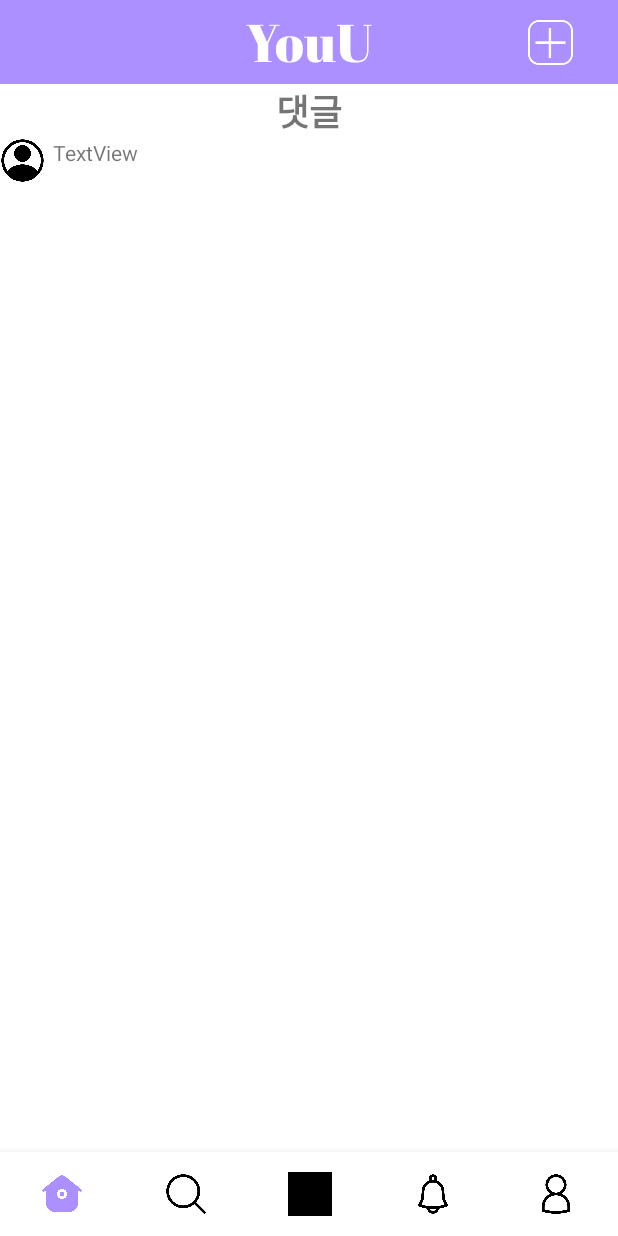
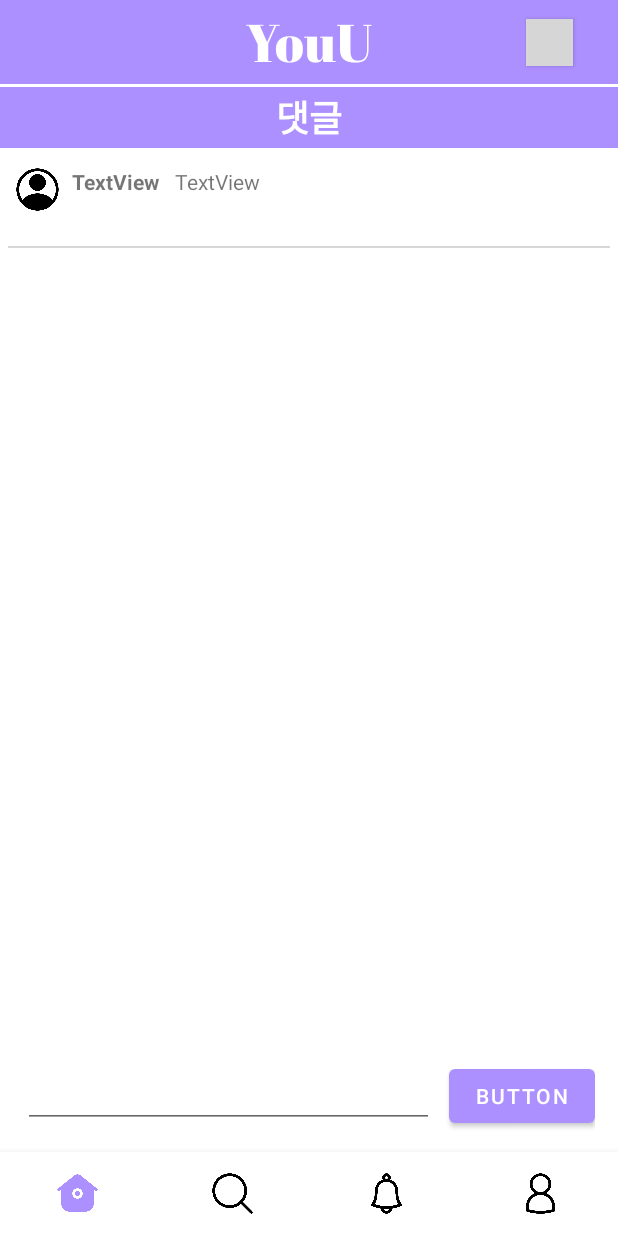
Before and after one commit to kyum-q/UU_Android, an Android app: the CommendFragment screen opened through its navigation route, on a phone screen of 412 x 824 dp. Run offline under Robolectric (Android 15) with nearby library versions, the phone set to English and light mode, and no system bars; our stand-ins replace Firebase (no records; nobody signed in at launch, a user with empty details on screens opened directly), navigation-ui; 2 statements that could not run were skipped; grey boxes are pictures that could not be loaded.

Commit message:
comment & like update

```diff
--- a/app/src/main/AndroidManifest.xml
+++ b/app/src/main/AndroidManifest.xml
@@ -38,7 +38,7 @@
         </activity>
         <activity
             android:name=".MainActivity"
-            android:exported="false">
+            android:exported="true">
 
             <intent-filter>
                 <action android:name="android.intent.action.MAIN" />
--- a/app/src/main/java/com/example/android_sns_project/CommendFragment.kt
+++ b/app/src/main/java/com/example/android_sns_project/CommendFragment.kt
@@ -1,20 +1,55 @@
 package com.example.android_sns_project
 
 import android.os.Bundle
-import androidx.fragment.app.Fragment
 import android.view.LayoutInflater
 import android.view.View
 import android.view.ViewGroup
+import androidx.fragment.app.Fragment
 import com.example.android_sns_project.databinding.FragmentCommendBinding
-import com.example.android_sns_project.databinding.FragmentHomeBinding
+import com.google.firebase.firestore.ktx.firestore
+import com.google.firebase.ktx.Firebase
 
 class CommendFragment : Fragment() {
     private var binding: FragmentCommendBinding? = null
+    val db = Firebase.firestore
+    private var userID: String = "jeungsic"
+
+    lateinit var customLayout: View
 
     override fun onCreateView( inflater: LayoutInflater, container: ViewGroup?,
         savedInstanceState: Bundle?): View? {
 
         binding = FragmentCommendBinding.inflate(inflater, container, false)
+        val ID = arguments?.getString("id").toString()
+
+        // 해당 레퍼런스 가져오기
+        val md = db.collection("content").document(ID)
+
+        md.get().addOnSuccessListener {
+            binding?.userId?.setText(it["userId"].toString())
+            binding?.explain?.setText(it["explain"].toString())
+
+            var comments: ArrayList<String> = ArrayList()
+
+            val commendMd = md.collection("comments")
+            commendMd.get().addOnSuccessListener {
+                for (d in it) {
+                    var comment: HomeComment = HomeComment(context, d["comment_id"].toString(), d["comment"].toString())
+                    //LienarLayout에 커스텀 레이아웃 추가
+                    binding?.commentsLayout?.addView(comment.getLayout())
+                }
+            }
+        }
+
+        binding?.commentAddButton?.setOnClickListener {
+            var comment: HomeComment = HomeComment(context, userID,
+                binding?.editText?.text.toString())
+            binding?.commentsLayout?.addView(comment.getLayout())
+            binding?.editText?.setText(" ")
+        }
+
+
         return binding?.root
+
     }
 }
--- a/app/src/main/java/com/example/android_sns_project/PostingActivity.kt
+++ b/app/src/main/java/com/example/android_sns_project/PostingActivity.kt
@@ -37,6 +37,7 @@ class PostingActivity : AppCompatActivity() {
         const val REQUEST_CODE = 1
         const val UPLOAD_FOLDER = "upload_images/"
     }
+    @RequiresApi(Build.VERSION_CODES.M)
     override fun onCreate(savedInstanceState: Bundle?) {
         super.onCreate(savedInstanceState)
 
@@ -102,6 +103,8 @@ class PostingActivity : AppCompatActivity() {
                 content.explain = binding.uploadEdit.text.toString()
                 //time
                 content.time = System.currentTimeMillis()
+                // imagePath
+                content.imagePath = "upload_image/"+fileName
 
                 //fireBase-firesotre에 저장
                 db?.collection("content")?.document()?.set(content)
--- a/app/src/main/java/com/example/android_sns_project/UserFragment.kt
+++ b/app/src/main/java/com/example/android_sns_project/UserFragment.kt
@@ -37,7 +37,6 @@ class UserFragment : Fragment() {
     ): View? {
         // Inflate the layout for this fragment
         binding = FragmentUserBinding.inflate(inflater, container, false)
-        // Inflate the layout for this fragment
 
         // recyclerview setup
         binding!!.recyclerView.layoutManager = GridLayoutManager(activity, 3)
@@ -58,8 +57,7 @@ class UserFragment : Fragment() {
         itemsCollectionRef.get().addOnSuccessListener {
            // var items = mutableListOf<Item>()
             for (doc in it) {
-                val token = doc["imagePath"].toString().split("gs://android-sns-youu.appspot.com/")
-                val ref = rootRef.child(token[1])
+                val ref = rootRef.child( doc["imagePath"].toString())
 
                 ref.getBytes(Long.MAX_VALUE).addOnCompleteListener {
                     if (it.isSuccessful) {
--- a/app/src/main/res/drawable/like_click_image.xml
+++ /dev/null
@@ -1,5 +0,0 @@
-<?xml version="1.0" encoding="utf-8"?>
-<selector xmlns:android="http://schemas.android.com/apk/res/android">
-        <item android:drawable="@drawable/heart_icon" android:state_checked="false" />
-        <item android:drawable="@drawable/heart_click_icon" android:state_checked="true" />
-</selector>
--- a/app/src/main/res/layout/activity_main.xml
+++ b/app/src/main/res/layout/activity_main.xml
@@ -36,12 +36,11 @@
 
     <androidx.appcompat.widget.AppCompatButton
         android:id="@+id/postingButton"
-        android:layout_width="30dp"
-        android:layout_height="30dp"
-        android:layout_marginTop="8dp"
+        android:layout_width="31dp"
+        android:layout_height="31dp"
         android:layout_marginEnd="30dp"
-        android:layout_marginBottom="8dp"
-        android:background="@drawable/postimg"
+        android:background="@drawable/posting_icon"
+        android:backgroundTint="#FFFFFF"
         android:textColor="#FFFFFF"
         android:textSize="34sp"
         app:layout_constraintBottom_toBottomOf="@+id/toolbar"
@@ -62,7 +61,7 @@
         android:id="@+id/bottomNavigationView"
         android:layout_width="match_parent"
         android:layout_height="0dp"
-        app:itemIconSize="29dp"
+        app:itemIconSize="30dp"
         app:itemIconTint="@drawable/menu_select_color"
         app:labelVisibilityMode="unlabeled"
         app:layout_constraintBottom_toBottomOf="parent"
--- a/app/src/main/res/layout/fragment_commend.xml
+++ b/app/src/main/res/layout/fragment_commend.xml
@@ -3,47 +3,114 @@
     xmlns:app="http://schemas.android.com/apk/res-auto"
     xmlns:tools="http://schemas.android.com/tools"
     android:layout_width="match_parent"
-    android:layout_height="wrap_content"
+    android:layout_height="match_parent"
     android:orientation="vertical"
     tools:context=".CommendFragment">
+
 
     <TextView
         android:layout_width="match_parent"
         android:layout_height="wrap_content"
+        android:layout_marginTop="2dp"
+        android:layout_marginBottom="2dp"
+        android:layout_weight="0.2"
+        android:background="@color/main_color"
+        android:foregroundTint="@color/white"
         android:gravity="center"
         android:text="댓글"
+        android:textColor="@color/white"
         android:textSize="24sp"
-        android:textStyle="bold" />
-
-    <ScrollView
-        android:layout_width="match_parent"
-        android:layout_height="wrap_content">
+        android:textStyle="bold"
+        tools:ignore="TextContrastCheck" />
 
     <LinearLayout
         android:layout_width="match_parent"
         android:layout_height="wrap_content"
-            android:orientation="vertical" >
-
-            <LinearLayout
-                android:layout_width="match_parent"
-                android:layout_height="match_parent"
+        android:layout_marginTop="5dp"
+        android:layout_marginEnd="5dp"
+        android:layout_weight="0.5"
+        android:divider="@color/grey_text"
         android:orientation="horizontal">
 
         <ImageView
             android:id="@+id/imageView"
             android:layout_width="30dp"
             android:layout_height="30dp"
+            android:layout_marginStart="10dp"
+            android:layout_marginTop="5dp"
             android:src="@drawable/account" />
 
         <TextView
-                    android:id="@+id/textView2"
-                    android:layout_width="match_parent"
+            android:id="@+id/userId"
+            android:layout_width="wrap_content"
             android:layout_height="match_parent"
-                    android:layout_marginStart="5dp"
-                    android:layout_marginEnd="5dp"
+            android:layout_marginStart="8dp"
+            android:layout_marginTop="5dp"
+            android:layout_marginBottom="0dp"
+            android:text="TextView"
+            android:textStyle="bold" />
+
+        <TextView
+            android:id="@+id/explain"
+            android:layout_width="wrap_content"
+            android:layout_height="match_parent"
+            android:layout_marginStart="10dp"
+            android:layout_marginTop="5dp"
+            android:layout_weight="1"
             android:text="TextView" />
 
     </LinearLayout>
+
+    <View
+        android:layout_width="match_parent"
+        android:layout_height="1dp"
+        android:layout_marginStart="5dp"
+        android:layout_marginTop="10dp"
+        android:layout_marginEnd="5dp"
+        android:layout_marginBottom="5dp"
+        android:background="@color/division_line" />
+
+    <ScrollView
+        android:id="@+id/scrollLayout2"
+        android:layout_width="match_parent"
+        android:layout_height="wrap_content"
+        android:layout_weight="20"
+        tools:ignore="SpeakableTextPresentCheck">
+
+        <LinearLayout
+            android:id="@+id/commentsLayout"
+            android:layout_width="match_parent"
+            android:layout_height="wrap_content"
+            android:orientation="vertical" />
+    </ScrollView>
+
+    <LinearLayout
+        android:layout_width="match_parent"
+        android:layout_height="wrap_content"
+        android:layout_marginStart="15dp"
+        android:layout_marginTop="5dp"
+        android:layout_marginEnd="15dp"
+        android:layout_weight="0.5"
+        android:orientation="horizontal">
+
+        <EditText
+            android:id="@+id/editText"
+            android:layout_width="wrap_content"
+            android:layout_height="wrap_content"
+            android:layout_weight="10"
+            android:ems="10"
+            android:inputType="textPersonName"
+            tools:ignore="TouchTargetSizeCheck" />
+
+        <Button
+            android:id="@+id/commentAddButton"
+            android:layout_width="wrap_content"
+            android:layout_height="wrap_content"
+            android:layout_marginStart="10dp"
+            android:layout_weight="0.5"
+            android:text="Button" />
     </LinearLayout>
-    </ScrollView>
+
+
+
 </LinearLayout>
--- a/app/src/main/res/menu/menu.xml
+++ b/app/src/main/res/menu/menu.xml
@@ -10,10 +10,10 @@
         android:id="@+id/searchFragment"
         android:icon="@drawable/search_icon"
         android:title="@string/search" />
-    <item
-        android:id="@+id/postingActivity"
-        android:icon="@drawable/posting_select_image"
-        android:title="posting" />
+<!--    <item-->
+<!--        android:id="@+id/postingActivity"-->
+<!--        android:icon="@drawable/posting_select_image"-->
+<!--        android:title="posting" />-->
     <item
         android:id="@+id/notificationFragment"
         android:icon="@drawable/notification_select_image"
--- a/app/src/main/res/values/colors.xml
+++ b/app/src/main/res/values/colors.xml
@@ -13,5 +13,5 @@
     <color name="google_color">#EA4335</color>
     <color name="error_color">#FF0000</color>
     <color name="grey_text">#737373</color>
-
+    <color name="division_line">#ADC5C5C5</color>
 </resources>
```
Also changed, not shown: app/src/main/java/com/example/android_sns_project/HomeComment.kt (added, +42 -0 lines), app/src/main/java/com/example/android_sns_project/HomeContent.kt (+77 -21 lines), app/src/main/java/com/example/android_sns_project/HomeFragment.kt (+13 -5 lines), app/src/main/java/com/example/android_sns_project/data/Content.kt (+6 -3 lines), app/src/main/res/layout/comment.xml (added, +42 -0 lines), app/src/main/res/drawable-v24/postimg.png (deleted), 2 other files. Lines whose indentation alone changed are shown as unchanged.
